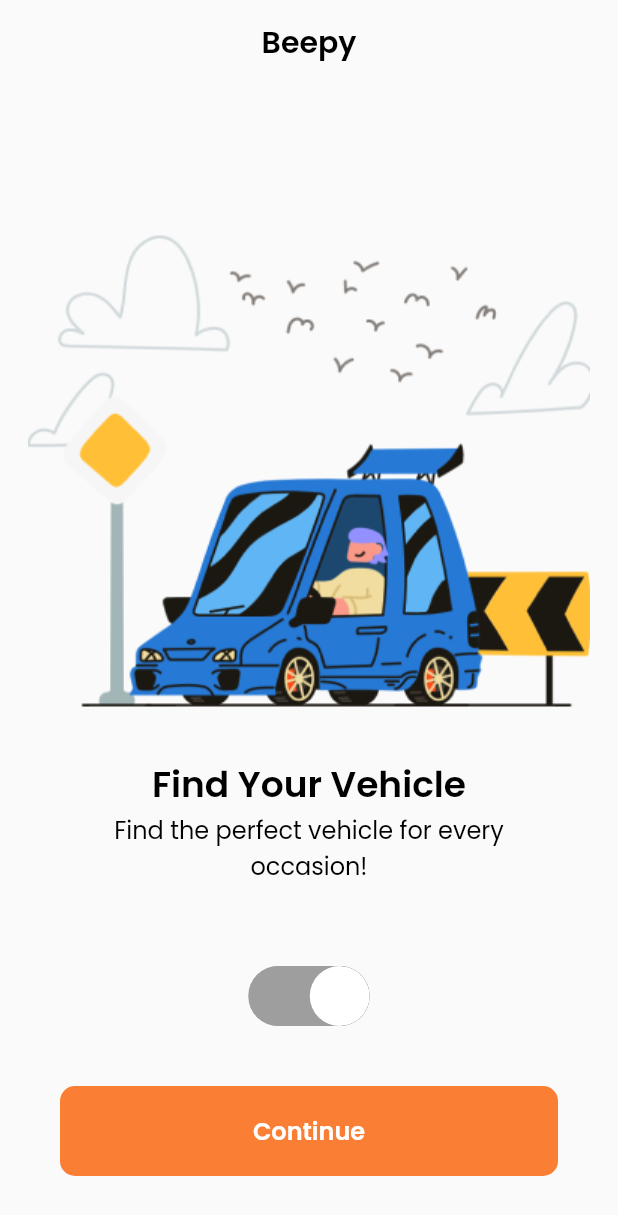
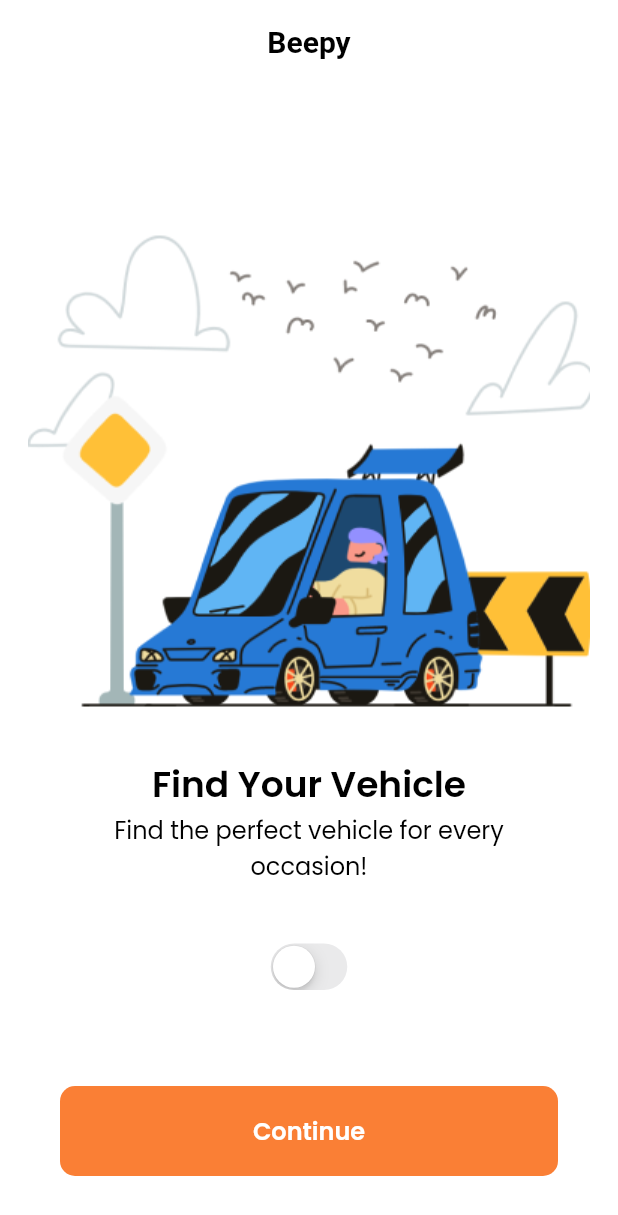
Before and after one commit to lulukarissa/flutter_session1, a Flutter app: the screen it shows after launch, on a phone screen of 412 x 824 dp. Shown: the top 1215 px of the screen. Run offline on Flutter 3.47's test engine with Material 2 defaults, Android fonts, the phone set to English and light mode, and no system bars; drawn by our look-alikes of toggle_switch; our stand-ins replace flutter_riverpod.

Commit message:
dark theme

```diff
--- /dev/null
+++ b/lib/constants/theme.dart
@@ -0,0 +1,64 @@
+import 'package:flutter/material.dart';
+
+const String _fontFamilyPoppins = 'Poppins';
+
+const AppBarTheme _appBarTheme = AppBarTheme(
+  elevation: 0.0,
+  centerTitle: true,
+);
+
+final ButtonStyle _buttonStyle = TextButton.styleFrom(
+  elevation: 0,
+  shape: RoundedRectangleBorder(borderRadius: BorderRadius.circular(10)),
+  padding: const EdgeInsets.all((16)),
+  primary: Colors.white,
+  textStyle: const TextStyle(fontWeight: FontWeight.w600, fontSize: 16),
+);
+
+final ThemeData lightThemeData = ThemeData(
+  fontFamily: _fontFamilyPoppins,
+  brightness: Brightness.light,
+  textTheme: const TextTheme(
+    bodyMedium: TextStyle(color: Colors.black),
+  ),
+  scaffoldBackgroundColor: Colors.white,
+  colorScheme: const ColorScheme.light(
+    primary: Colors.black,
+    secondary: Color(0xffFA7F35),
+  ),
+  appBarTheme: _appBarTheme.copyWith(
+      backgroundColor: Colors.white,
+      foregroundColor: Colors.black,
+      color: Colors.black,
+      titleTextStyle:
+          const TextStyle(fontWeight: FontWeight.w600, fontSize: 20, color: Colors.black),
+      iconTheme: const IconThemeData(color: Colors.black)),
+  textButtonTheme: TextButtonThemeData(
+      style: _buttonStyle.merge(TextButton.styleFrom(
+    backgroundColor: const Color(0xffFA7F35),
+  ))),
+);
+
+final ThemeData darkThemeData = ThemeData(
+  fontFamily: _fontFamilyPoppins,
+  brightness: Brightness.dark,
+  textTheme: const TextTheme(
+    bodyMedium: TextStyle(color: Colors.white),
+  ),
+  scaffoldBackgroundColor: Colors.black,
+  colorScheme: const ColorScheme.dark(
+    primary: Colors.white,
+    secondary: Color(0xff1814E4),
+  ),
+  appBarTheme: _appBarTheme.copyWith(
+      backgroundColor: Colors.black,
+      foregroundColor: Colors.white,
+      color: Colors.white,
+      titleTextStyle:
+          const TextStyle(fontWeight: FontWeight.w600, fontSize: 20, color: Colors.white),
+      iconTheme: const IconThemeData(color: Colors.white)),
+  textButtonTheme: TextButtonThemeData(
+      style: _buttonStyle.merge(TextButton.styleFrom(
+    backgroundColor: const Color(0xff1814E4),
+  ))),
+);
--- a/lib/main.dart
+++ b/lib/main.dart
@@ -1,4 +1,6 @@
 import 'package:flutter/material.dart';
+import 'package:flutter_lab1/constants/theme.dart';
+import 'package:flutter_lab1/providers/theme_provider.dart';
 import 'package:flutter_lab1/views/assignment/detail.dart';
 // import 'package:flutter_lab1/views/on_hands_lab/hello.dart';
 import 'package:flutter_lab1/views/assignment/home.dart';
@@ -16,19 +18,15 @@ void main() {
   runApp(const ProviderScope(child: MyApp()));
 }
 
-class MyApp extends StatelessWidget {
+class MyApp extends ConsumerWidget {
   const MyApp({Key? key}) : super(key: key);
 
   @override
-  Widget build(BuildContext context) {
+  Widget build(BuildContext context, WidgetRef ref) {
+    final bool isDarkMode = ref.watch(themeProvider).isDarkMode;
     return MaterialApp(
       title: 'Flutter Demo',
-      theme: ThemeData(
-        // scaffoldBackgroundColor: const Color(0xff000000),
-        fontFamily: 'Poppins',
-        primarySwatch: Colors.blue,
-      ),
-      darkTheme: ThemeData.dark(),
+      theme: isDarkMode ? darkThemeData : lightThemeData,
       initialRoute: '/',
       routes: <String, WidgetBuilder>{
         // ASSIGNMENT
--- /dev/null
+++ b/lib/models/theme.dart
@@ -0,0 +1,5 @@
+class ThemeModel {
+  bool isDarkMode;
+
+  ThemeModel(this.isDarkMode);
+}
--- /dev/null
+++ b/lib/providers/theme_provider.dart
@@ -0,0 +1,14 @@
+import 'package:flutter_lab1/models/theme.dart';
+import 'package:flutter_riverpod/flutter_riverpod.dart';
+
+final themeProvider = StateNotifierProvider<Theme, ThemeModel>((ref) {
+  return Theme(ThemeModel(false));
+});
+
+class Theme extends StateNotifier<ThemeModel> {
+  Theme(ThemeModel state) : super(state);
+
+  setTheme(bool isDarkMode) {
+    state = ThemeModel(isDarkMode);
+  }
+}
--- a/lib/views/assignment/detail.dart
+++ b/lib/views/assignment/detail.dart
@@ -58,16 +58,10 @@ class DetailPage extends StatelessWidget {
   Widget build(BuildContext context) {
     return Scaffold(
         appBar: AppBar(
-          centerTitle: true,
-          backgroundColor: Colors.transparent,
-          elevation: 0.0,
-          iconTheme: const IconThemeData(color: Color(0xff2A3640)),
           title: const Text('Cars',
               style: TextStyle(
-                  fontFamily: 'Poppins',
                   fontWeight: FontWeight.w600,
-                  fontSize: 20,
-                  color: Colors.black)),
+                  fontSize: 20)),
           actions: [
             Padding(
               padding: const EdgeInsets.all(10),
--- a/lib/views/assignment/home.dart
+++ b/lib/views/assignment/home.dart
@@ -1,5 +1,7 @@
+import 'package:flutter/cupertino.dart';
 import 'package:flutter/material.dart';
-import 'package:toggle_switch/toggle_switch.dart';
+import 'package:flutter_lab1/providers/theme_provider.dart';
+import 'package:flutter_riverpod/flutter_riverpod.dart';
 
 class HomePage extends StatelessWidget {
   const HomePage({Key? key}) : super(key: key);
@@ -8,16 +10,10 @@ class HomePage extends StatelessWidget {
   Widget build(BuildContext context) {
     return Scaffold(
         appBar: AppBar(
-          centerTitle: true,
-          backgroundColor: Colors.transparent,
-          elevation: 0.0,
-          iconTheme: const IconThemeData(color: Color(0xff2A3640)),
           title: const Text('Beepy',
               style: TextStyle(
-                  fontFamily: 'Poppins',
                   fontWeight: FontWeight.w600,
-                  fontSize: 20,
-                  color: Colors.black)),
+                  fontSize: 20)),
         ),
         body: Container(
             margin: const EdgeInsets.only(top: 40),
@@ -37,36 +33,27 @@ class HomePage extends StatelessWidget {
                     children: const [
                       Text('Find Your Vehicle',
                           style: TextStyle(
-                              fontFamily: 'Poppins',
                               fontWeight: FontWeight.w600,
-                              fontSize: 24,
-                              color: Colors.black)),
+                              fontSize: 24)),
                       Text('Find the perfect vehicle for every occasion!',
                           textAlign: TextAlign.center,
                           style: TextStyle(
-                              fontFamily: 'Poppins',
                               fontWeight: FontWeight.w400,
-                              fontSize: 16,
-                              color: Colors.black)),
+                              fontSize: 16)),
                     ],
                   ),
                 )),
-                ToggleSwitch(
-                  minWidth: 40.0,
-                  cornerRadius: 20.0,
-                  activeBgColors: const [
-                    [Colors.white],
-                    [Colors.white],
-                  ],
-                  inactiveBgColor: Colors.grey,
-                  inactiveFgColor: Colors.white,
-                  initialLabelIndex: 1,
-                  totalSwitches: 2,
-                  radiusStyle: true,
-                  onToggle: (index) {
-                    print('switched to: $index');
-                  },
-                ),
+                Container(
+                    padding: const EdgeInsets.all(20),
+                    child: Consumer(builder: ((context, ref, child) {
+                      return CupertinoSwitch(
+                        value: ref.watch(themeProvider).isDarkMode,
+                        onChanged: (bool value) {
+                          ref.read(themeProvider.notifier).setTheme(value);
+                        },
+                        activeColor: const Color(0xffEB5757),
+                      );
+                    }))),
                 Container(
                   width: double.infinity,
                   padding: const EdgeInsets.all(40),
```
